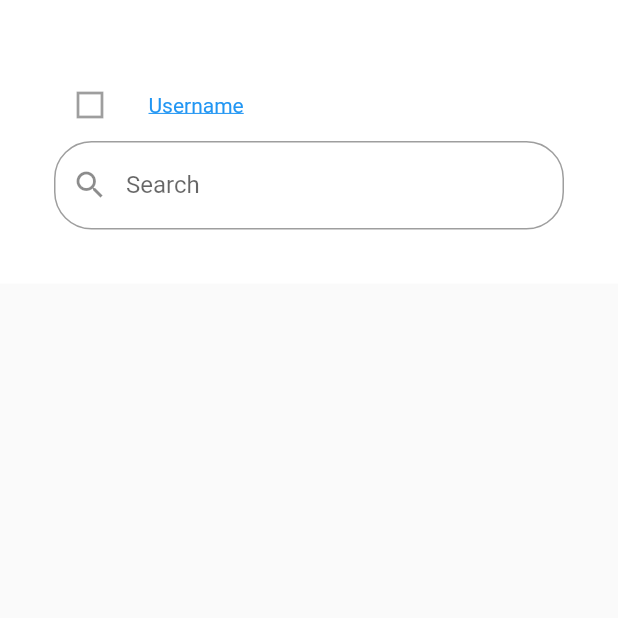
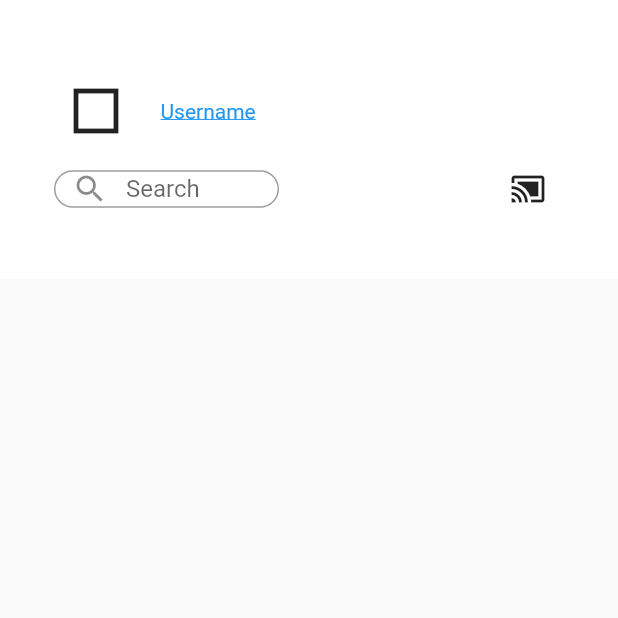
Before and after one commit to owenhu99/jam-app, a Flutter app: the MySearchPage screen opened directly, on a phone screen of 412 x 824 dp, the top half of it. Run offline on Flutter 3.47's test engine with Material 2 defaults, Android fonts, the phone set to English and light mode, and no system bars.

Commit message:
issue 0003: added searchBar and addPost button to main screen

```diff
--- a/lib/search-page.dart
+++ b/lib/search-page.dart
@@ -37,7 +37,14 @@ class _MySearchPageState extends State<MySearchPage> {
 
     final avatarIcon = IconButton(
       icon: Icon(IconData(59475, fontFamily: 'MaterialIcons')), // Pre-defined icon
-      onPressed: null);
+      onPressed: () {},
+      iconSize: 40,
+    );
+
+    final addIcon = IconButton(
+      icon: Icon(IconData(57669, fontFamily: 'MaterialIcons')), // Pre-defined icon
+      onPressed:() {},
+    );
 
     final avatarHyperlink = RichText(
       text: TextSpan(
@@ -70,12 +77,24 @@ class _MySearchPageState extends State<MySearchPage> {
               mainAxisAlignment: MainAxisAlignment.center,
               children: <Widget>[
                 SizedBox(height: 10.0),
-                Row(children: <Widget>[
-                  avatarIcon,
-                  SizedBox(width: 15.0),
-                  avatarHyperlink
+                Row(
+                  mainAxisAlignment: MainAxisAlignment.start,
+                  children: <Widget>[
+                    avatarIcon,
+                    SizedBox(width: 15.0),
+                    avatarHyperlink
                 ]),
-                searchBar,
+                Row(
+                  mainAxisAlignment: MainAxisAlignment.spaceBetween,
+                  children: <Widget>[
+                    new SizedBox(
+                      child: searchBar,
+                      height: 25,
+                      width: 150,
+                      ),
+                    SizedBox(width: 15.0),
+                    addIcon,
+                ]),
               ],
             ),
           ),
```
